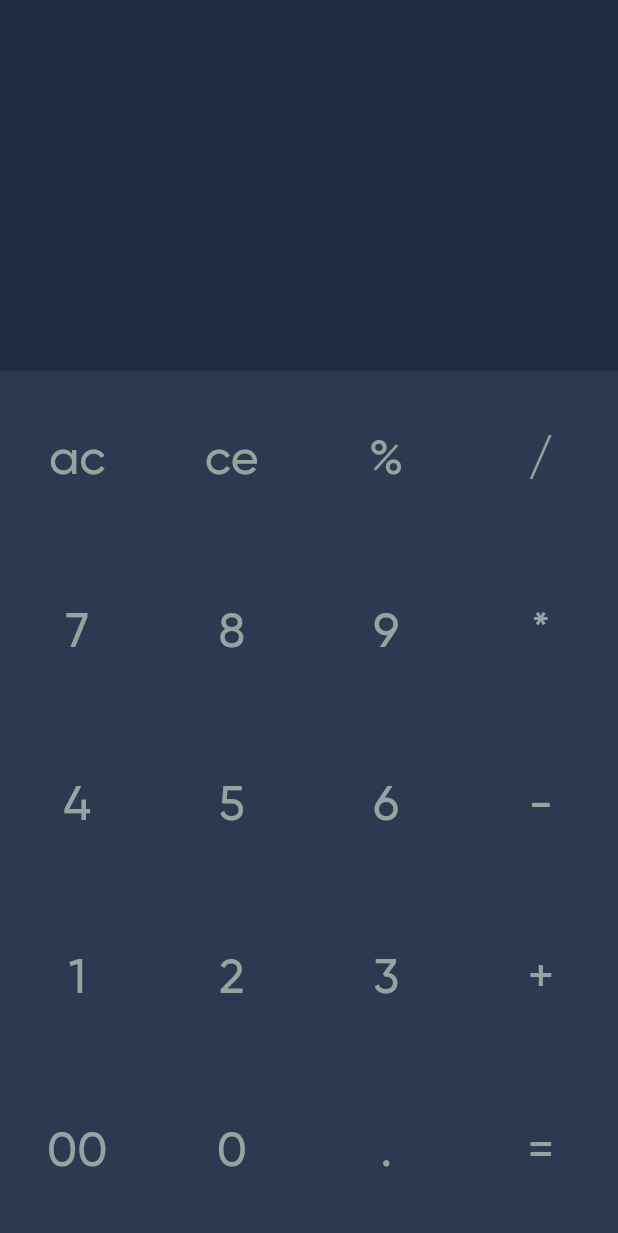
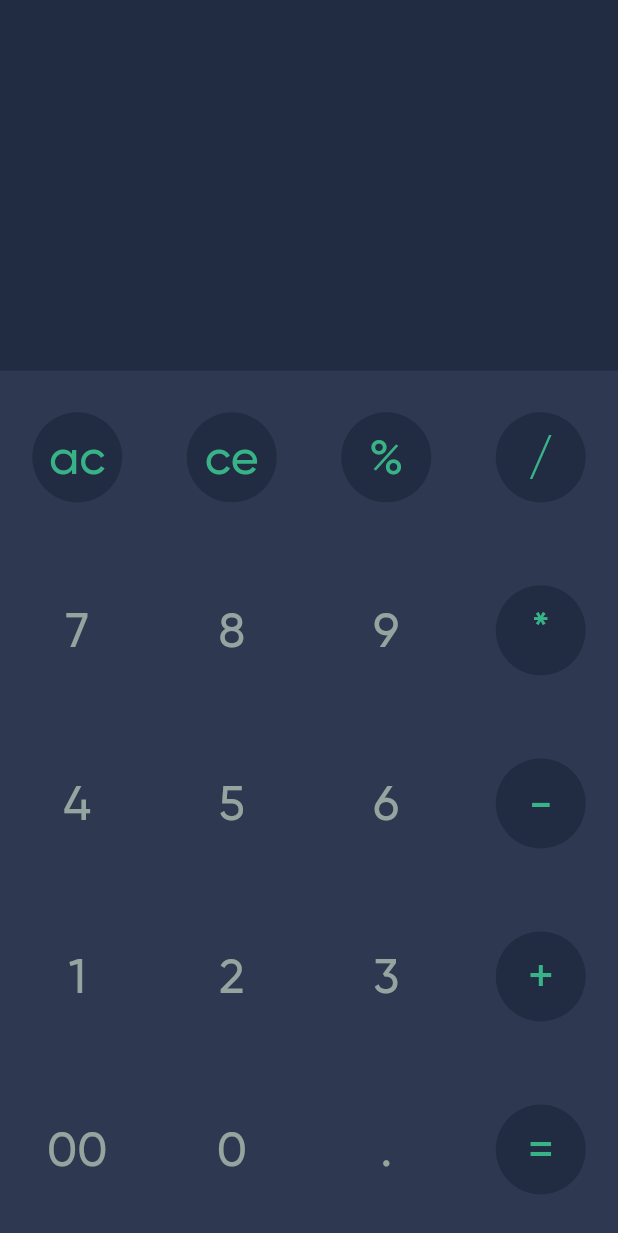
Before and after one commit to alirezakariminejad/flutter_calculator, a Flutter app: the screen it shows after launch, on a phone screen of 412 x 824 dp. Shown: the top 1233 px of the screen. Run offline on Flutter 3.47's test engine with Material 2 defaults, Android fonts, the phone set to English and light mode, and no system bars; our stand-ins replace hexcolor.

Commit message:
Create functions for change background and foreground operators

```diff
--- a/lib/main.dart
+++ b/lib/main.dart
@@ -57,50 +57,111 @@ class _ApplicationState extends State<Application> {
       mainAxisAlignment: MainAxisAlignment.spaceAround,
       children: [
         TextButton(
+          style: TextButton.styleFrom(
+              shape: CircleBorder(
+                side: BorderSide(
+                  width: 0.0,
+                  color: Colors.transparent,
+                ),
+              ),
+              backgroundColor: getBackgroundColor(text1)),
           onPressed: () {},
           child: Padding(
             padding: const EdgeInsets.all(3.0),
             child: Text(
               text1,
               textAlign: TextAlign.center,
-              style: TextStyle(fontSize: 32.0, color: textGray),
+              style: TextStyle(fontSize: 32.0, color: getforgroundColor(text1)),
             ),
           ),
         ),
         TextButton(
+          style: TextButton.styleFrom(
+            shape: CircleBorder(
+              side: BorderSide(
+                width: 0.0,
+                color: Colors.transparent,
+              ),
+            ),
+            backgroundColor: getBackgroundColor(text2),
+          ),
           onPressed: () {},
           child: Padding(
             padding: const EdgeInsets.all(3.0),
             child: Text(
               text2,
               textAlign: TextAlign.center,
-              style: TextStyle(fontSize: 32.0, color: textGray),
+              style: TextStyle(fontSize: 32.0, color: getforgroundColor(text2)),
             ),
           ),
         ),
         TextButton(
+          style: TextButton.styleFrom(
+            shape: CircleBorder(
+              side: BorderSide(
+                width: 0.0,
+                color: Colors.transparent,
+              ),
+            ),
+            backgroundColor: getBackgroundColor(text3),
+          ),
           onPressed: () {},
           child: Padding(
             padding: const EdgeInsets.all(3.0),
             child: Text(
               text3,
               textAlign: TextAlign.center,
-              style: TextStyle(fontSize: 32.0, color: textGray),
+              style: TextStyle(fontSize: 32.0, color: getforgroundColor(text3)),
             ),
           ),
         ),
         TextButton(
+          style: TextButton.styleFrom(
+            shape: CircleBorder(
+              side: BorderSide(
+                width: 0.0,
+                color: Colors.transparent,
+              ),
+            ),
+            backgroundColor: getBackgroundColor(text4),
+          ),
           onPressed: () {},
           child: Padding(
             padding: const EdgeInsets.all(3.0),
             child: Text(
               text4,
               textAlign: TextAlign.center,
-              style: TextStyle(fontSize: 32.0, color: textGray),
+              style: TextStyle(fontSize: 32.0, color: getforgroundColor(text4)),
             ),
           ),
         ),
       ],
     );
   }
+
+  bool isOperator(String text) {
+    var listOperators = ['ac', 'ce', '%', '/', '*', '-', '+', '='];
+    for (var operator in listOperators) {
+      if (operator == text) {
+        return true;
+      }
+    }
+    return false;
+  }
+
+  Color getBackgroundColor(String text) {
+    if (isOperator(text)) {
+      return backgroundGrayDark;
+    } else {
+      return backgroundGray;
+    }
+  }
+
+  Color getforgroundColor(String text) {
+    if (isOperator(text)) {
+      return textGreen;
+    } else {
+      return textGray;
+    }
+  }
 }
```
